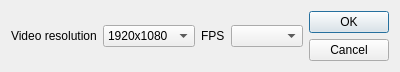
This is startupdialog.ui in JustasBart/DigitalInspectionAndMeasurement as Qt 5 draws it before an edit. The edited form follows.
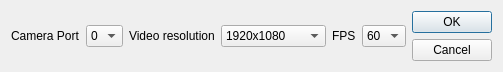
This is the edited form.

Patch:
```diff
--- a/startupdialog.ui
+++ b/startupdialog.ui
@@ -6,7 +6,7 @@
    <rect>
     <x>0</x>
     <y>0</y>
-    <width>391</width>
+    <width>503</width>
     <height>70</height>
    </rect>
   </property>
@@ -17,7 +17,60 @@
    <item>
     <layout class="QHBoxLayout" name="horizontalLayout">
      <item>
-      <widget class="QLabel" name="label">
+      <widget class="QLabel" name="cameraLabel">
+       <property name="sizePolicy">
+        <sizepolicy hsizetype="Maximum" vsizetype="Preferred">
+         <horstretch>0</horstretch>
+         <verstretch>0</verstretch>
+        </sizepolicy>
+       </property>
+       <property name="text">
+        <string>Camera Port</string>
+       </property>
+      </widget>
+     </item>
+     <item>
+      <widget class="QComboBox" name="camPortComboBox">
+       <property name="sizePolicy">
+        <sizepolicy hsizetype="Maximum" vsizetype="Fixed">
+         <horstretch>0</horstretch>
+         <verstretch>0</verstretch>
+        </sizepolicy>
+       </property>
+       <item>
+        <property name="text">
+         <string>0</string>
+        </property>
+       </item>
+       <item>
+        <property name="text">
+         <string>1</string>
+        </property>
+       </item>
+       <item>
+        <property name="text">
+         <string>2</string>
+        </property>
+       </item>
+       <item>
+        <property name="text">
+         <string>3</string>
+        </property>
+       </item>
+       <item>
+        <property name="text">
+         <string>4</string>
+        </property>
+       </item>
+       <item>
+        <property name="text">
+         <string>5</string>
+        </property>
+       </item>
+      </widget>
+     </item>
+     <item>
+      <widget class="QLabel" name="resLabel">
        <property name="sizePolicy">
         <sizepolicy hsizetype="Maximum" vsizetype="Preferred">
          <horstretch>0</horstretch>
@@ -67,6 +120,16 @@
          <verstretch>0</verstretch>
         </sizepolicy>
        </property>
+       <item>
+        <property name="text">
+         <string>60</string>
+        </property>
+       </item>
+       <item>
+        <property name="text">
+         <string>30</string>
+        </property>
+       </item>
       </widget>
      </item>
     </layout>
```
Left out of the diff: 6 changed lines with no effect on the pictures.
